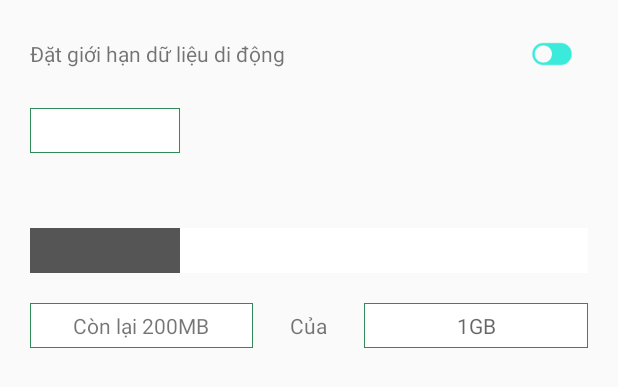
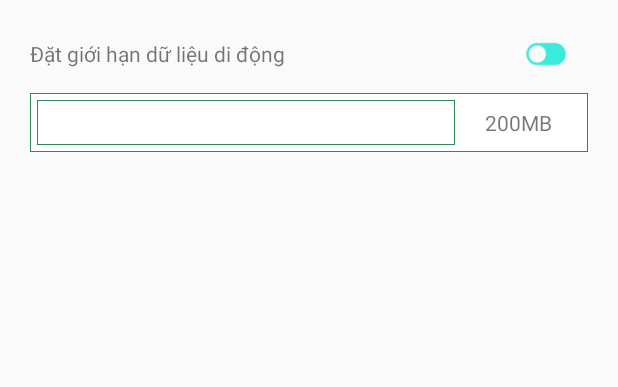
Before and after one commit to hinh1108/Manager3gData, an Android app: the layout setting_3g.xml on its own in the app's theme, with its tools: preview values and no code run, on a phone screen of 412 x 824 dp. Shown: the top 387 px of the screen. Run offline under Robolectric (Android 15) with nearby library versions, the phone set to English and light mode, and no system bars.

Commit message:
Smart3g v1.8

```diff
--- a/Smart3G/app/src/main/java/com/app/hinh/smart3g/util/WarringActivity.java
+++ b/Smart3G/app/src/main/java/com/app/hinh/smart3g/util/WarringActivity.java
@@ -3,9 +3,11 @@ package com.app.hinh.smart3g.util;
 import android.content.Intent;
 import android.os.Bundle;
 import android.support.v7.app.AppCompatActivity;
+import android.view.View;
 import android.view.WindowManager;
 
 import com.app.hinh.smart3g.R;
+import com.app.hinh.smart3g.ui.MainActivity;
 
 
 public class WarringActivity extends AppCompatActivity {
@@ -23,4 +25,8 @@ public class WarringActivity extends AppCompatActivity {
         finish();
         return;
     }
+    public void openListBlock(View view){
+        Intent intent = new Intent(this, MainActivity.class);
+        startActivity(intent);
+    }
 }
--- a/Smart3G/app/src/main/res/layout/activity_main.xml
+++ b/Smart3G/app/src/main/res/layout/activity_main.xml
@@ -21,6 +21,8 @@
                 android:textStyle="italic"
                 android:textSize="20dp"
                 android:textColor="@color/colorLightGoldenrod1"
+                android:layout_centerVertical="true"
+                android:layout_marginLeft="20dp"
                 android:text="Smart3G"/>
             <CheckBox
                 android:layout_width="40dp"
--- a/Smart3G/app/src/main/res/layout/setting_3g.xml
+++ b/Smart3G/app/src/main/res/layout/setting_3g.xml
@@ -3,7 +3,8 @@
     android:id="@+id/setting3g"
     android:layout_width="match_parent"
     android:layout_height="400dp"
-    android:orientation="vertical">
+    android:orientation="vertical"
+   >
 
     <LinearLayout
         android:layout_width="match_parent"
@@ -19,84 +20,56 @@
             <TableRow
                 android:layout_width="match_parent"
                 android:layout_height="30dp"
-                android:layout_marginBottom="20dp"
+                android:layout_marginBottom="10dp"
                 >
                 <TextView
                     android:layout_width="0dp"
                     android:layout_height="match_parent"
-                    android:layout_weight="2"
+                    android:layout_weight="3"
 
                     android:gravity="center_vertical"
                     android:text="@string/setupLimit"
                     />
                 <CheckBox
-                    android:layout_width="40dp"
+                    android:layout_width="0dp"
+                    android:layout_weight="0.4"
+                    android:paddingLeft="10dp"
+
                     android:layout_height="match_parent"
-                    android:paddingRight="10dp"
                     android:id="@+id/setupLimit"
                     android:button="@drawable/toggel_btn"
+                    android:gravity="center"
+                    />
 
-                    android:layout_alignParentRight="true" />/>
+
+               />
             </TableRow>
 
             <TableRow
+                android:background="@drawable/vien"
 
                 >
                 <Spinner
                     android:id="@+id/settingdate"
-                    android:layout_width="wrap_content"
+                    android:layout_width="0dp"
+                    android:layout_weight="1"
                     android:layout_height="30dp"
                     android:background="@drawable/vien"
                     >
 
                 </Spinner>
-
-            </TableRow>
-            <TableRow
-                android:layout_width="match_parent"
-                android:layout_height="wrap_content"
-                android:layout_marginTop="50dp"
-                android:background="@color/colorWhite">
-                <View
-                    android:id="@+id/drawLine"
-                    android:layout_width="100dp"
+                <TextView
+                    android:id="@+id/totalData"
+                    android:layout_width="wrap_content"
                     android:layout_height="30dp"
-                    android:background="@color/top_backgroud" />
-            </TableRow>
-            <TableRow
-                android:layout_width="match_parent"
-                android:layout_height="30dp"
-                android:layout_marginTop="20dp"
-
-                android:gravity="center_vertical">
-
-                <TextView
-                    android:id="@+id/free"
-                    android:layout_width="0dp"
-                    android:layout_height="30dp"
-                    android:layout_weight="2"
-                    android:background="@drawable/vien"
 
                     android:gravity="center"
-                    android:text="Còn lại 200MB"
-                    android:hint="@string/firtDate" />
+                    android:text="200MB"
+                    android:hint="@string/firtDate"
+                    />
+            </TableRow>
 
-                <TextView
-                    android:layout_width="0dp"
-                    android:layout_height="wrap_content"
-                    android:layout_weight="1"
-                    android:gravity="center"
-                    android:text="@string/of" />
 
-                <TextView
-                    android:id="@+id/limit"
-                    android:layout_width="0dp"
-                    android:layout_height="30dp"
-                    android:layout_weight="2"
-                    android:background="@drawable/vien"
-                    android:gravity="center"
-                    android:hint="1GB" />
-            </TableRow>
         </TableLayout>
 
 
```
Also changed, not shown: Smart3G/app/src/main/java/com/app/hinh/smart3g/adapter/SpinnerAdapter.java (added, +40 -0 lines), Smart3G/app/src/main/java/com/app/hinh/smart3g/database/DatabaseManager.java (+108 -2 lines), Smart3G/app/src/main/java/com/app/hinh/smart3g/model/ItemSpinner.java (added, +35 -0 lines), Smart3G/app/src/main/java/com/app/hinh/smart3g/service/TotalDataService.java (+43 -3 lines), Smart3G/app/src/main/java/com/app/hinh/smart3g/ui/MainActivity.java (+40 -6 lines), Smart3G/app/src/main/res/layout/activity_warring.xml (+4 -11 lines).
